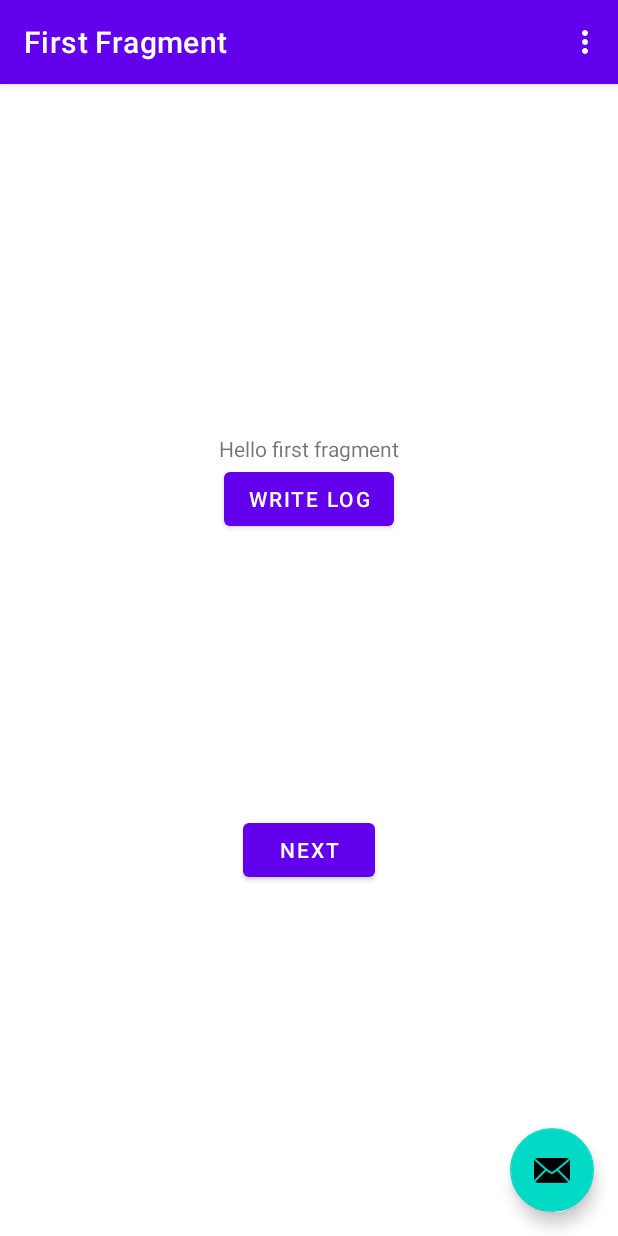
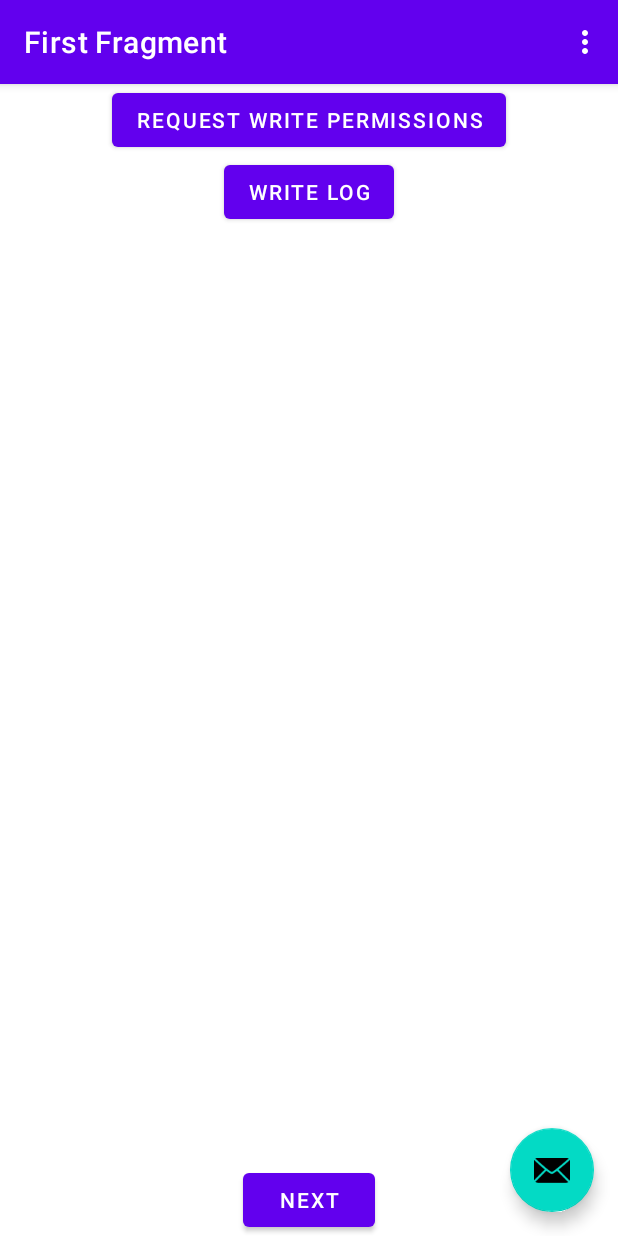
Before and after one commit to tony19-sandbox/logback-demo, an Android app: the screen it shows after launch (MainActivity), on a phone screen of 412 x 824 dp. Run offline under Robolectric (Android 15) with nearby library versions, the phone set to English and light mode, and no system bars; our stand-ins replace navigation-ui; libraries missing offline, so code that uses them is left out: org.slf4j.

Commit message:
request storage permissions

```diff
--- a/app/src/main/res/layout/fragment_first.xml
+++ b/app/src/main/res/layout/fragment_first.xml
@@ -6,16 +6,6 @@
     android:layout_height="match_parent"
     tools:context=".FirstFragment">
 
-    <TextView
-        android:id="@+id/textview_first"
-        android:layout_width="wrap_content"
-        android:layout_height="wrap_content"
-        android:text="@string/hello_first_fragment"
-        app:layout_constraintBottom_toTopOf="@id/button_first"
-        app:layout_constraintEnd_toEndOf="parent"
-        app:layout_constraintStart_toStartOf="parent"
-        app:layout_constraintTop_toTopOf="parent" />
-
     <Button
       android:id="@+id/button_first"
       android:layout_width="wrap_content"
@@ -23,8 +13,7 @@
       android:text="@string/next"
       app:layout_constraintBottom_toBottomOf="parent"
       app:layout_constraintEnd_toEndOf="parent"
-        app:layout_constraintStart_toStartOf="parent"
-        app:layout_constraintTop_toBottomOf="@id/textview_first" />
+      app:layout_constraintStart_toStartOf="parent" />
 
     <Button
       android:id="@+id/button_write_log"
@@ -33,5 +22,14 @@
       android:text="@string/writelog"
       app:layout_constraintEnd_toEndOf="parent"
       app:layout_constraintStart_toStartOf="parent"
-      app:layout_constraintTop_toBottomOf="@+id/textview_first" />
+      app:layout_constraintTop_toBottomOf="@+id/button_request_permission" />
+
+    <Button
+      android:id="@+id/button_request_permission"
+      android:layout_width="wrap_content"
+      android:layout_height="wrap_content"
+      android:text="@string/request_permission"
+      app:layout_constraintEnd_toEndOf="parent"
+      app:layout_constraintStart_toStartOf="parent"
+      tools:layout_editor_absoluteY="165dp" />
 </androidx.constraintlayout.widget.ConstraintLayout>
--- a/app/src/main/res/values/strings.xml
+++ b/app/src/main/res/values/strings.xml
@@ -10,4 +10,5 @@
     <string name="hello_first_fragment">Hello first fragment</string>
     <string name="hello_second_fragment">Hello second fragment. Arg: %1$s</string>
     <string name="writelog">Write log</string>
+  <string name="request_permission">Request Write Permissions</string>
 </resources>
```
Also changed, not shown: app/src/main/java/com/github/tony19/logbackdemo/FirstFragment.kt (+70 -2 lines). Lines whose indentation alone changed are shown as unchanged.
